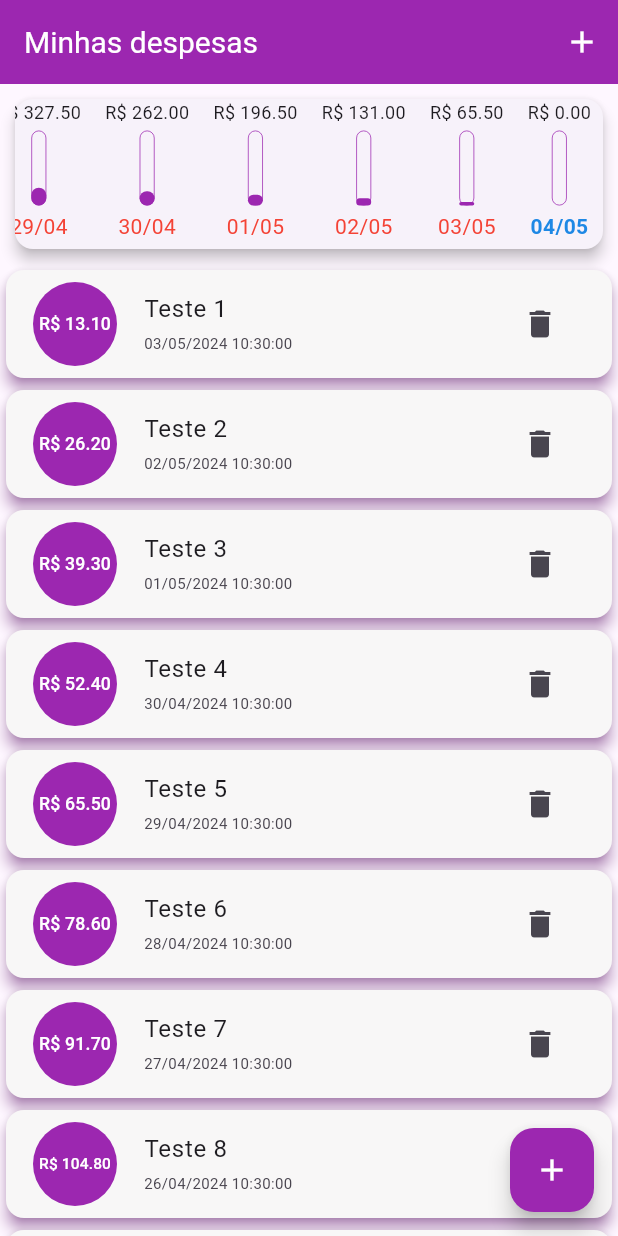
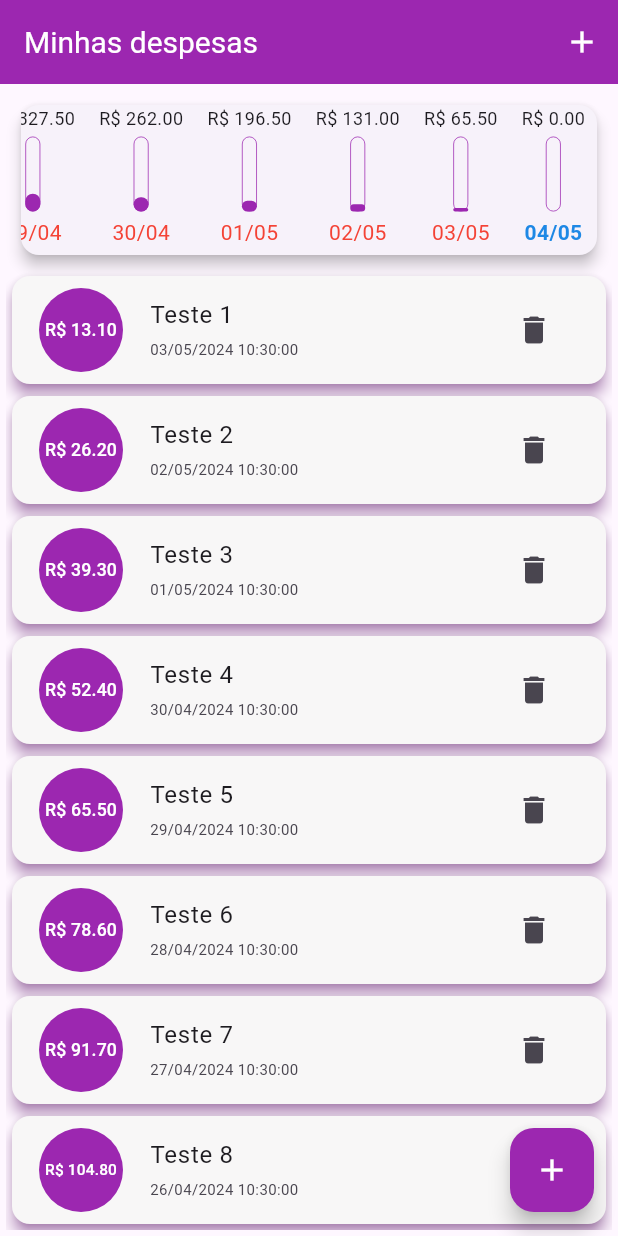
Before and after one commit to andersonro/expenses, a Flutter app: the screen it shows after launch, on a phone screen of 412 x 824 dp. Run offline on Flutter 3.47's test engine with Material 3 defaults, Android fonts, the phone set to English and light mode, and no system bars.

```diff
--- a/lib/main.dart
+++ b/lib/main.dart
@@ -1,5 +1,6 @@
 import 'package:expenses/view/home_page.dart';
 import 'package:flutter/material.dart';
+import 'package:flutter_localizations/flutter_localizations.dart';
 
 void main() => runApp(const MyApp());
 
@@ -9,6 +10,12 @@ class MyApp extends StatelessWidget {
   @override
   Widget build(BuildContext context) {
     return MaterialApp(
+      localizationsDelegates: const [
+        GlobalMaterialLocalizations.delegate,
+        GlobalWidgetsLocalizations.delegate,
+        GlobalCupertinoLocalizations.delegate,
+      ],
+      supportedLocales: const [Locale('pt'), Locale('pt', 'BR')],
       title: 'Expenses',
       debugShowCheckedModeBanner: false,
       theme: ThemeData(
@@ -19,6 +26,12 @@ class MyApp extends StatelessWidget {
         floatingActionButtonTheme: const FloatingActionButtonThemeData(
           backgroundColor: Colors.purple,
           foregroundColor: Colors.white,
+        ),
+        elevatedButtonTheme: ElevatedButtonThemeData(
+          style: ElevatedButton.styleFrom(
+              backgroundColor: Colors.purple,
+              foregroundColor: Colors.white,
+              textStyle: const TextStyle(color: Colors.white)),
         ),
         appBarTheme: const AppBarTheme(
             color: Colors.purple,
--- a/lib/model/transaction_categories_model.dart
+++ b/lib/model/transaction_categories_model.dart
@@ -1,5 +1,3 @@
-import 'dart:math';
-
 import 'package:flutter/material.dart';
 
 class TransactionCategoriesModel {
--- a/lib/view/chart_bar_widget.dart
+++ b/lib/view/chart_bar_widget.dart
@@ -1,5 +1,3 @@
-import 'dart:ffi';
-
 import 'package:flutter/material.dart';
 
 class ChartBarWidget extends StatelessWidget {
@@ -29,7 +27,7 @@ class ChartBarWidget extends StatelessWidget {
             ),
           ),
           const SizedBox(height: 4),
-          Container(
+          SizedBox(
             height: 50,
             width: 10,
             child: Stack(
--- a/lib/view/chart_card_widget.dart
+++ b/lib/view/chart_card_widget.dart
@@ -56,8 +56,9 @@ class ChartCardWidget extends StatelessWidget {
           return ChartBarWidget(
             label: transaction['day'].toString(),
             value: double.tryParse(transaction['value'].toString()) ?? 0.00,
-            percente:
-                (double.tryParse(transaction['value'].toString()) ?? 0.00) /
+            percente: _weekTotalTransaction == 0
+                ? 0
+                : (double.tryParse(transaction['value'].toString()) ?? 0.00) /
                     _weekTotalTransaction,
             dayActual: bool.tryParse(transaction['actual'].toString()) ?? false,
           );
--- a/lib/view/home_page.dart
+++ b/lib/view/home_page.dart
@@ -1,7 +1,6 @@
 import 'dart:math';
 
 import 'package:expenses/model/transaction_model.dart';
-import 'package:expenses/view/card_transaction_widget.dart';
 import 'package:expenses/view/chart_card_widget.dart';
 import 'package:expenses/view/transaction_form_widget.dart';
 import 'package:flutter/material.dart';
@@ -27,15 +26,22 @@ class _HomePageState extends State<HomePage> {
     }
   }
 
-  void addTransaction(String vTitle, double vValue) {
+  void addTransaction(String vTitle, double vValue, DateTime vDate) {
     setState(() {
       _transactions.add(TransactionModel(
         id: Random().nextDouble().toString(),
         title: vTitle,
         value: vValue,
-          date: DateTime.now()));
+        date: vDate,
+      ));
     });
     Navigator.of(context).pop();
+  }
+
+  _deleteTransaction(String id) {
+    setState(() {
+      _transactions.removeWhere((element) => element.id == id);
+    });
   }
 
   List<TransactionModel> get _recentTransactions {
@@ -71,7 +77,9 @@ class _HomePageState extends State<HomePage> {
             )
           ],
         ),
-        body: Column(
+        body: Padding(
+          padding: const EdgeInsets.all(4.0),
+          child: Column(
             children: [
               SizedBox(
                 height: 120,
@@ -94,14 +102,16 @@ class _HomePageState extends State<HomePage> {
                               shadowColor: Theme.of(context).primaryColor,
                               child: ListTile(
                                 leading: CircleAvatar(
-                                backgroundColor: Theme.of(context).primaryColor,
+                                  backgroundColor:
+                                      Theme.of(context).primaryColor,
                                   radius: 30,
                                   child: Padding(
-                                  padding: EdgeInsets.all(6),
+                                    padding: const EdgeInsets.all(6),
                                     child: FittedBox(
                                       child: Text(
                                         'R\$ ${transaction.value.toStringAsFixed(2)}',
-                                      style: TextStyle(color: Colors.white),
+                                        style: const TextStyle(
+                                            color: Colors.white),
                                       ),
                                     ),
                                   ),
@@ -114,7 +124,9 @@ class _HomePageState extends State<HomePage> {
                                 ),
                                 trailing: IconButton(
                                   icon: const Icon(Icons.delete),
-                                onPressed: () {},
+                                  onPressed: () {
+                                    _deleteTransaction(transaction.id);
+                                  },
                                 ),
                               ),
                             );
@@ -127,6 +139,7 @@ class _HomePageState extends State<HomePage> {
               ),
             ],
           ),
+        ),
         floatingActionButton: FloatingActionButton(
           onPressed: () => _onShowModalTransactionForm(context),
           child: const Icon(
--- a/pubspec.yaml
+++ b/pubspec.yaml
@@ -30,7 +30,8 @@ environment:
 dependencies:
   flutter:
     sdk: flutter
-  intl: ^0.19.0
+  flutter_localization: ^0.2.0
+  intl: ^0.18.1
 
   # The following adds the Cupertino Icons font to your application.
   # Use with the CupertinoIcons class for iOS style icons.
```
Also changed, not shown: lib/view/transaction_form_widget.dart (+42 -3 lines), pubspec.lock, 2 other files. Lines whose indentation alone changed are shown as unchanged.
